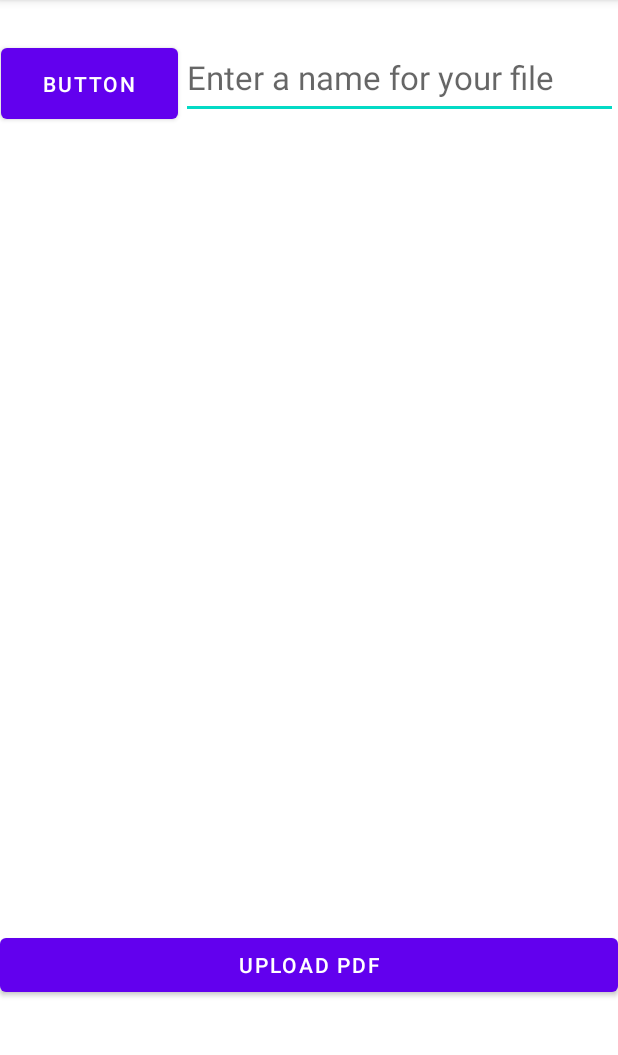
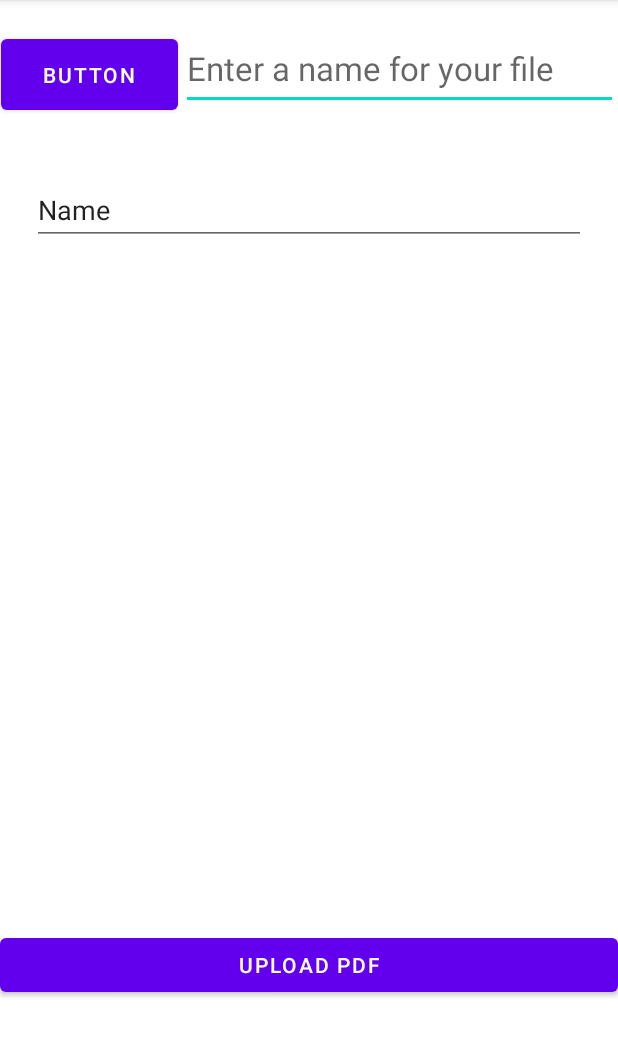
Before and after one commit to JMDev2/FileUplaod, an Android app: the UploadFileActivity screen opened directly, with no data from a screen before it, on a phone screen of 412 x 824 dp, the part 84-1139 px from its top. Run offline under Robolectric (Android 15) with nearby library versions, the phone set to English and light mode, and no system bars; our stand-ins replace Firebase (no records; nobody signed in at launch, a user with empty details on screens opened directly).

Commit message:
This will add the file decsription code

```diff
--- a/app/src/main/java/com/example/fileupload/UploadFileActivity.java
+++ b/app/src/main/java/com/example/fileupload/UploadFileActivity.java
@@ -45,6 +45,7 @@ public class UploadFileActivity extends AppCompatActivity implements View.OnClic
     //these are the views
     TextView textViewStatus;
     EditText editTextFilename;
+    EditText fileDescription;
     ProgressBar progressBar;
     Button mButton;
 
@@ -69,6 +70,7 @@ public class UploadFileActivity extends AppCompatActivity implements View.OnClic
 
         editTextFilename = (EditText) findViewById(R.id.editTextFileName);
         progressBar = (ProgressBar) findViewById(R.id.progressbar);
+        fileDescription = findViewById(R.id.description);
 
         //attaching listeners to views
         findViewById(R.id.buttonUploadFile).setOnClickListener(this);
@@ -123,7 +125,7 @@ public class UploadFileActivity extends AppCompatActivity implements View.OnClic
     //this method is uploading the file
     //the code is same as the previous tutorial
     //so we are not explaining it
-    private void uploadFile(Uri data, String filename) {
+    private void uploadFile(Uri data, String filename, String description) {
 //        progressBar.setVisibility(View.VISIBLE);
         if (filePath != null) {
             //displaying progress dialog while image is uploading
@@ -160,7 +162,7 @@ public class UploadFileActivity extends AppCompatActivity implements View.OnClic
                         public void onComplete(@NonNull Task<Uri> task) {
                             if (task.isSuccessful()) {
                                 Uri downloadUri = task.getResult();
-                                FileUpload fileUpload = new FileUpload(filename, downloadUri.toString());
+                                FileUpload fileUpload = new FileUpload(filename, description, downloadUri.toString());
 
                                 //saves the download url
                                 FirebaseDatabase.getInstance().getReference(Constants.DATABASE_PATH_UPLOADS).child(FirebaseAuth.getInstance().getCurrentUser().getUid()).push().setValue(fileUpload);
@@ -194,7 +196,7 @@ public class UploadFileActivity extends AppCompatActivity implements View.OnClic
                     return;
                 }
                 else {
-                    uploadFile(filePath, editTextFilename.getText().toString());
+                    uploadFile(filePath, editTextFilename.getText().toString(), fileDescription.getText().toString());
                 }
                 break;
 
--- a/app/src/main/res/layout/activity_upload_file.xml
+++ b/app/src/main/res/layout/activity_upload_file.xml
@@ -29,13 +29,29 @@
             android:layout_height="55dp"
             android:layout_marginStart="120dp"
             android:layout_marginTop="8dp"
-            android:layout_marginBottom="524dp"
+            android:layout_marginBottom="33dp"
             android:hint="Enter a name for your file"
             android:textAppearance="@style/Base.TextAppearance.AppCompat.Large"
+            app:layout_constraintBottom_toTopOf="@+id/description"
+            app:layout_constraintEnd_toEndOf="parent"
+            app:layout_constraintStart_toStartOf="parent"
+            app:layout_constraintTop_toTopOf="parent" />
+
+        <EditText
+            android:id="@+id/description"
+            android:layout_width="369dp"
+            android:layout_height="46dp"
+            android:layout_marginStart="21dp"
+            android:layout_marginTop="27dp"
+            android:layout_marginEnd="21dp"
+            android:layout_marginBottom="446dp"
+            android:ems="10"
+            android:inputType="textPersonName"
+            android:text="Name"
             app:layout_constraintBottom_toTopOf="@+id/buttonUploadFile"
             app:layout_constraintEnd_toEndOf="parent"
             app:layout_constraintStart_toStartOf="parent"
-            app:layout_constraintTop_toTopOf="parent" />
+            app:layout_constraintTop_toBottomOf="@+id/choosefile" />
 
         <Button
             android:id="@+id/buttonUploadFile"
```
Also changed, not shown: app/src/main/java/com/example/fileupload/FileUpload.java (+20 -4 lines), app/src/main/java/com/example/fileupload/ViewImageFiles.java (+26 -0 lines).
